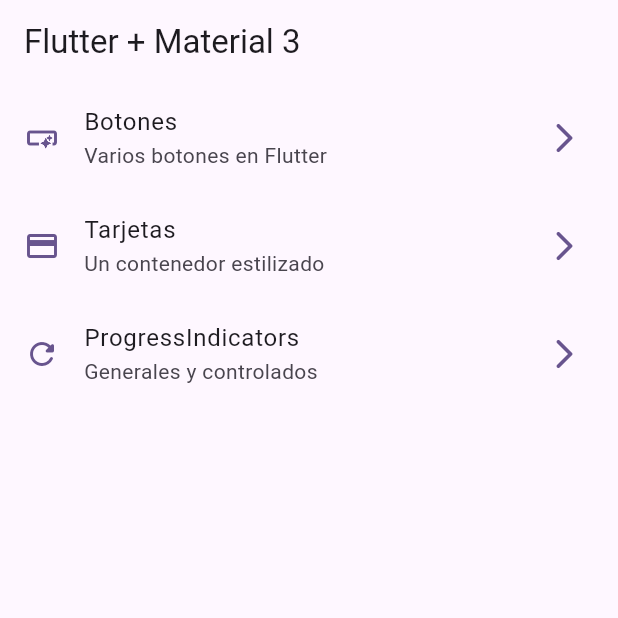
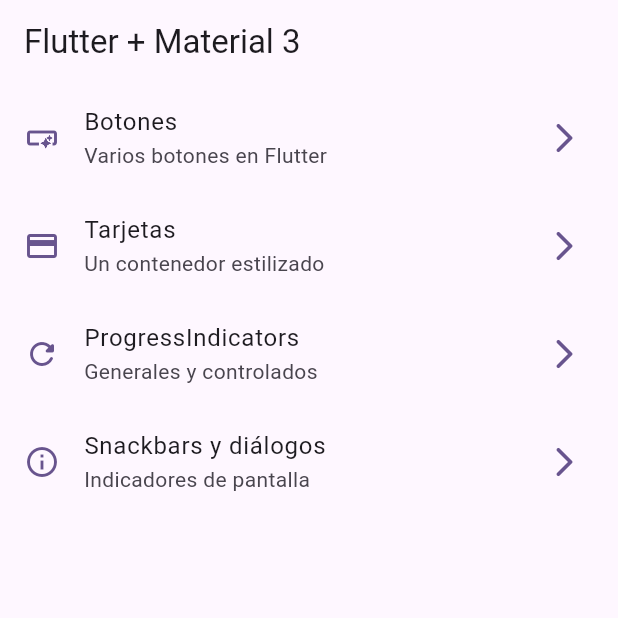
Before and after one commit to HerrWolf/widgets_app, a Flutter app: the screen it shows after launch, on a phone screen of 412 x 824 dp, the top half of it. Run offline on Flutter 3.47's test engine with Material 3 defaults, Android fonts, the phone set to English and light mode, and no system bars; our stand-ins replace go_router.

Commit message:
seccion 10 clase 6

```diff
--- a/lib/config/menu/menu_items.dart
+++ b/lib/config/menu/menu_items.dart
@@ -33,4 +33,10 @@ const appMenuItems = <MenuItem>[
     link: '/progress',
     icon: Icons.refresh_rounded,
   ),
+  MenuItem(
+    title: 'Snackbars y diálogos',
+    subtitle: 'Indicadores de pantalla',
+    link: '/snackbar',
+    icon: Icons.info_outline,
+  ),
 ];
--- a/lib/config/router/app_router.dart
+++ b/lib/config/router/app_router.dart
@@ -26,5 +26,10 @@ final appRouter = GoRouter(
       path: '/progress',
       builder: (context, state) => const ProgressScreen(),
     ),
+    GoRoute(
+      name: SnackbarScreen.name,
+      path: '/snackbar',
+      builder: (context, state) => const SnackbarScreen(),
+    ),
   ],
 );
```
Also changed, not shown: lib/presentation/screens/snackbar/snackbar_screen.dart (+23 -1 lines).
